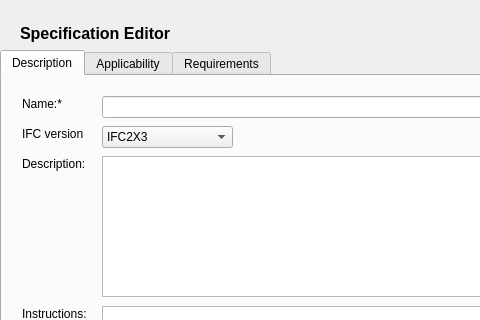
Before: the Qt Designer form GUI_Windows/idsEditor_spec_editor.ui in ivanfelipeib/Masterarbeit, drawn with Qt 5; both pictures show x 0 to 480 and y 0 to 320 of the 786 by 522 pixel window.
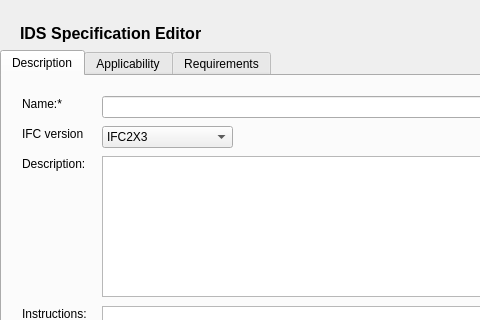
After: the same form once the commit is applied. Custom widgets are drawn as their Qt base class.

Commit message: Modify texts in GUI according to Module names and contents described in Thesis

What changed in the file:
```diff
--- a/GUI_Windows/idsEditor_spec_editor.ui
+++ b/GUI_Windows/idsEditor_spec_editor.ui
@@ -398,7 +398,7 @@
      <rect>
       <x>20</x>
       <y>20</y>
-      <width>211</width>
+      <width>241</width>
       <height>27</height>
      </rect>
     </property>
@@ -414,7 +414,7 @@
         </font>
        </property>
        <property name="text">
-        <string>Specification Editor</string>
+        <string>IDS Specification Editor</string>
        </property>
       </widget>
      </item>
```
The commit also changes 6 other files.
